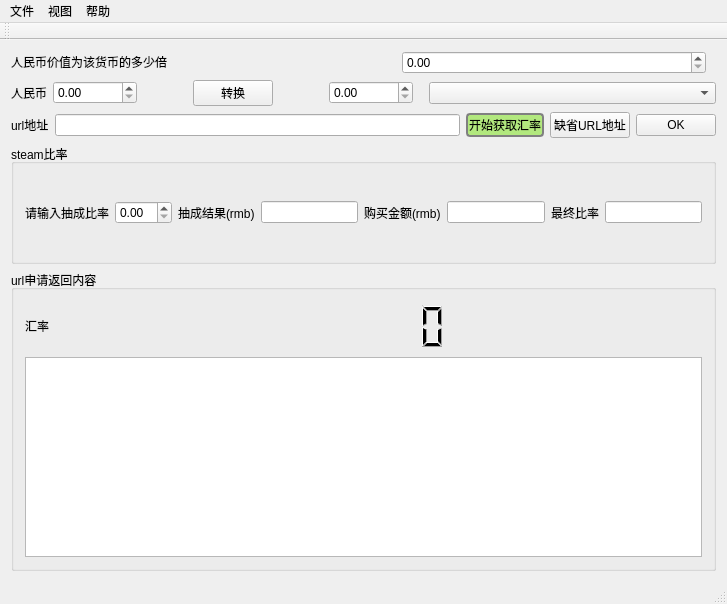
mojovs/CurrencyRateConvertor, file mainwindow.ui: the form before one commit.
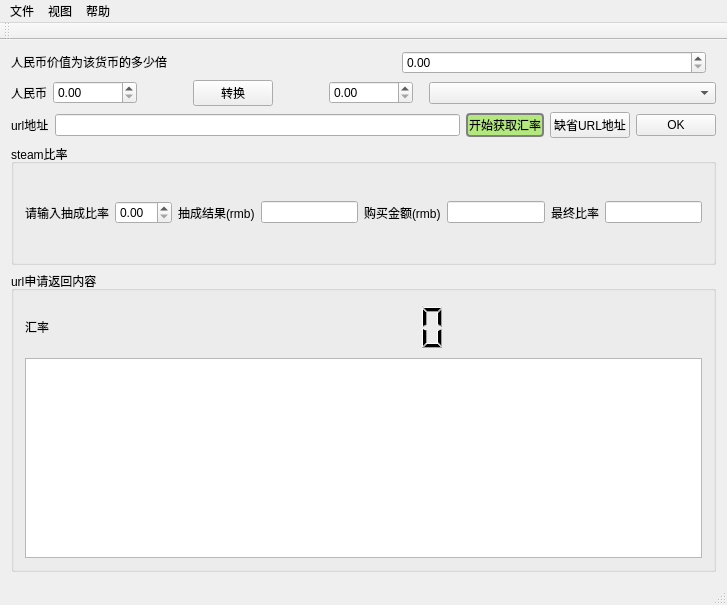
The form after the commit.

```diff
--- a/mainwindow.ui
+++ b/mainwindow.ui
@@ -7,7 +7,7 @@
     <x>0</x>
     <y>0</y>
     <width>727</width>
-    <height>604</height>
+    <height>605</height>
    </rect>
   </property>
   <property name="windowTitle">
```
Left out of the diff: 2 changed lines with no effect on the pictures.
